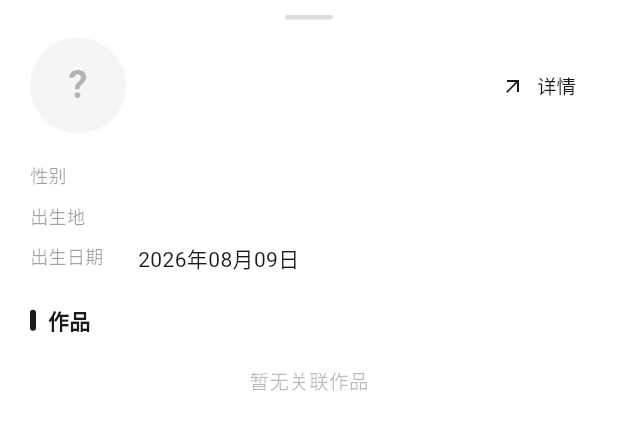
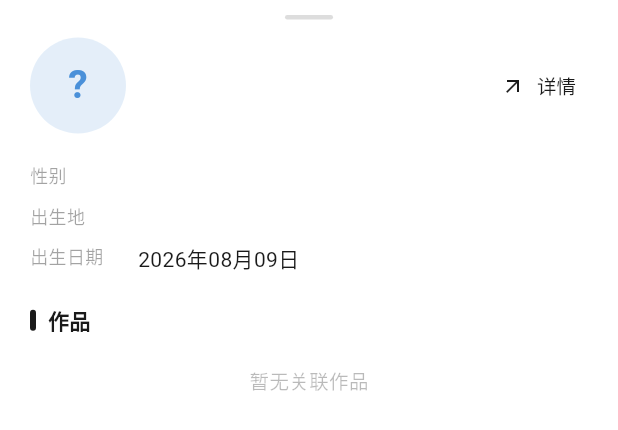
Before and after one commit to dellevin/mooknote, a Flutter app: the PersonInfoSheet widget shown alone on an empty page, opened directly with empty values, on a phone screen of 412 x 824 dp. Shown: the top 430 px of the screen. Run offline on Flutter 3.47's test engine with Material 3 defaults, Android fonts, the phone set to English and light mode, and no system bars; drawn by our look-alikes of dynamic_color; our stand-ins replace device_info_plus, file_picker, fl_chart, flutter_markdown_plus, flutter_svg, image_picker and 6 more; missing offline and left inert: flutter_inappwebview, window_manager; accounts and stored records are empty; network calls fail.

Commit message:
优化人物列表页

```diff
--- /dev/null
+++ b/lib/widgets/person_avatar.dart
@@ -0,0 +1,72 @@
+import 'package:flutter/material.dart';
+import 'fade_in_local_image.dart';
+
+/// 人物头像。
+///
+/// 有照片时显示照片；无照片时根据名字哈希从调色板取色，
+/// 显示首字占位（同一人物始终同色）。
+class PersonAvatar extends StatelessWidget {
+  final String? photoPath;
+  final String name;
+  final double size;
+  final double fontSize;
+
+  const PersonAvatar({
+    super.key,
+    required this.photoPath,
+    required this.name,
+    required this.size,
+    required this.fontSize,
+  });
+
+  // 固定调色板：背景为该色的低透明度，文字为该色本身。
+  static const _palette = <Color>[
+    Color(0xFF4A90D9), // 蓝
+    Color(0xFF009688), // 青
+    Color(0xFFE91E63), // 粉
+    Color(0xFF7E57C2), // 紫
+    Color(0xFFFF7043), // 橙
+    Color(0xFF4CAF50), // 绿
+    Color(0xFFFF9800), // 琥珀
+    Color(0xFF795548), // 棕
+    Color(0xFF5C6BC0), // 靛
+    Color(0xFFEC407A), // 玫红
+  ];
+
+  Color _colorFor(String name) {
+    var hash = 0;
+    for (final c in name.codeUnits) {
+      hash = (hash * 31 + c) & 0x7fffffff;
+    }
+    return _palette[hash % _palette.length];
+  }
+
+  @override
+  Widget build(BuildContext context) {
+    final hasPhoto = photoPath != null && photoPath!.isNotEmpty;
+    final color = _colorFor(name);
+    final initial = name.isNotEmpty ? name[0] : '?';
+
+    return Container(
+      width: size,
+      height: size,
+      decoration: BoxDecoration(
+        color: hasPhoto ? null : color.withValues(alpha: 0.15),
+        shape: BoxShape.circle,
+      ),
+      clipBehavior: Clip.antiAlias,
+      child: hasPhoto
+          ? FadeInLocalImage(path: photoPath, fit: BoxFit.cover)
+          : Center(
+              child: Text(
+                initial,
+                style: TextStyle(
+                  fontSize: fontSize,
+                  fontWeight: FontWeight.w600,
+                  color: color,
+                ),
+              ),
+            ),
+    );
+  }
+}
--- a/lib/widgets/person_info_sheet.dart
+++ b/lib/widgets/person_info_sheet.dart
@@ -4,6 +4,7 @@ import '../models/data_models.dart';
 import '../pages/people/person_detail_page.dart';
 import '../providers/app_provider.dart';
 import 'fade_in_local_image.dart';
+import 'person_avatar.dart';
 
 /// 人物信息浮动面板（底部 ModalBottomSheet）
 /// 展示人物基本信息 + 关联作品，点击「查看全部」跳转到原详情页
@@ -130,30 +131,14 @@ class _PersonInfoSheetState extends State<PersonInfoSheet> {
   }
 
   Widget _buildHeader(Person person, ColorScheme colors) {
-    final hasPhoto = person.photoPath != null && person.photoPath!.isNotEmpty;
     return Row(
       crossAxisAlignment: CrossAxisAlignment.center,
       children: [
-        Container(
-          width: 64,
-          height: 64,
-          decoration: BoxDecoration(
-            color: colors.surfaceContainerHighest,
-            shape: BoxShape.circle,
-          ),
-          clipBehavior: Clip.antiAlias,
-          child: hasPhoto
-              ? FadeInLocalImage(path: person.photoPath, fit: BoxFit.cover)
-              : Center(
-                  child: Text(
-                    person.name.isNotEmpty ? person.name[0] : '?',
-                    style: TextStyle(
-                      fontSize: 26,
-                      fontWeight: FontWeight.w600,
-                      color: colors.onSurface.withValues(alpha: 0.3),
-                    ),
-                  ),
-                ),
+        PersonAvatar(
+          photoPath: person.photoPath,
+          name: person.name,
+          size: 64,
+          fontSize: 26,
         ),
         const SizedBox(width: 14),
         Expanded(
```
Also changed, not shown: lib/pages/explore/person_list_page.dart (+6 -7 lines), lib/pages/people/person_list_page.dart (+6 -23 lines), lib/widgets/work_people_section.dart (+6 -22 lines).
